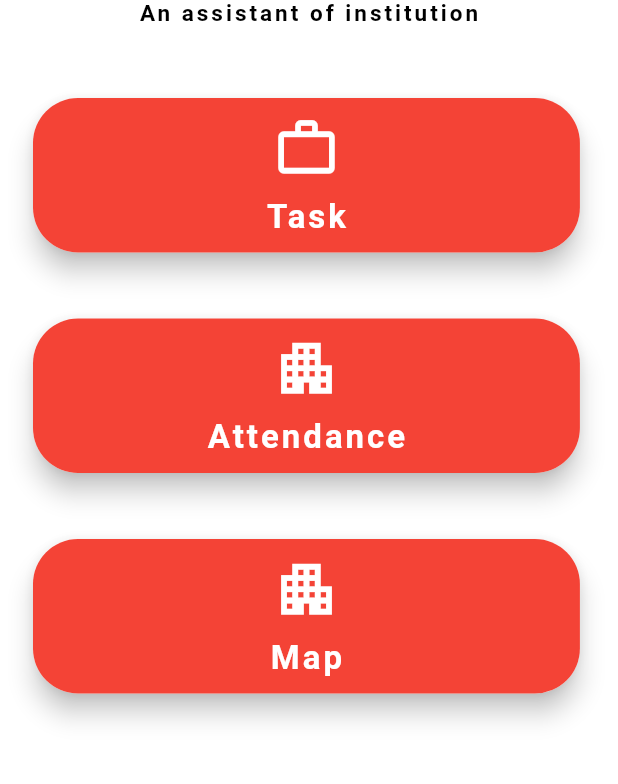
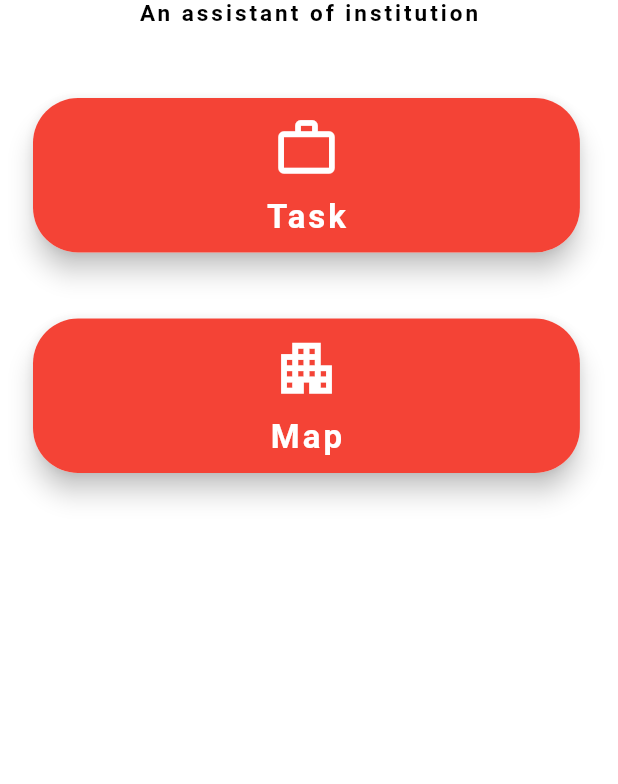
Before and after one commit to akshaykarthikeyan/institute_assistant_app, a Flutter app: the OtherStaffHomePage screen opened directly, on a phone screen of 412 x 824 dp, the part 98-882 px from its top. Run offline on Flutter 3.47's test engine with Material 2 defaults, Android fonts, the phone set to English and light mode, and no system bars; our stand-ins replace carousel_slider, flutter_slidable; missing offline and left inert: flutter_neat_and_clean_calendar, multi_select_item; network calls fail.

Commit message:
update
update

```diff
--- a/lib/main.dart
+++ b/lib/main.dart
@@ -1,6 +1,6 @@
 import 'package:flutter/material.dart';
 import 'package:institute_assistant_app/providers/name_provider.dart';
-import 'package:institute_assistant_app/screens/s_students_home_page.dart';
+import 'package:institute_assistant_app/screens/t_teachers_home_page.dart';
 import 'package:provider/provider.dart';
 
 void main() {
@@ -15,7 +15,7 @@ class MainApp extends StatelessWidget {
       child: MaterialApp(
         debugShowCheckedModeBanner: false,
         title: 'Institute assistant app',
-        home: StudentsHomePage(),
+        home: TeachersHomePage(),
       ),
     );
   }
--- a/lib/screens/o_otherstaff_home_page.dart
+++ b/lib/screens/o_otherstaff_home_page.dart
@@ -2,7 +2,6 @@ import 'package:flutter/cupertino.dart';
 import 'package:flutter/material.dart';
 import 'package:institute_assistant_app/screens/map.dart';
 import 'package:institute_assistant_app/screens/o_home.dart';
-import 'package:institute_assistant_app/screens/o_otherstaff_attendance.dart';
 
 class OtherStaffHomePage extends StatelessWidget {
   final List<String> imgList = [
@@ -111,56 +110,6 @@ class OtherStaffHomePage extends StatelessWidget {
                         Navigator.push(
                           context,
                           MaterialPageRoute(
-                            builder: (context) => StaffTimeTable(),
-                          ),
-                        );
-                      },
-                      child: Card(
-                        elevation: 7.0,
-                        shape: RoundedRectangleBorder(
-                          borderRadius: BorderRadius.circular(30.0),
-                        ),
-                        child: Container(
-                          height: screenWidth / 4,
-                          width: screenWidth / 1.13,
-                          decoration: BoxDecoration(
-                            color: Colors.red.shade500,
-                            borderRadius: BorderRadius.circular(30.0),
-                          ),
-                          child: Column(
-                            mainAxisAlignment: MainAxisAlignment.spaceEvenly,
-                            children: [
-                              Icon(
-                                Icons.apartment_outlined,
-                                size: 45.0,
-                                color: Colors.white,
-                              ),
-                              Text(
-                                'Attendance',
-                                style: TextStyle(
-                                  color: Colors.white,
-                                  fontSize: 22.0,
-                                  fontWeight: FontWeight.bold,
-                                  letterSpacing: 2.0,
-                                ),
-                              ),
-                            ],
-                          ),
-                        ),
-                      ),
-                    ),
-                  ),
-                ],
-              ),
-              Row(
-                children: [
-                  Padding(
-                    padding: const EdgeInsets.all(18.0),
-                    child: InkWell(
-                      onTap: () {
-                        Navigator.push(
-                          context,
-                          MaterialPageRoute(
                             builder: (context) => Map(),
                           ),
                         );
--- a/lib/screens/s_students_timetable.dart
+++ b/lib/screens/s_students_timetable.dart
@@ -115,7 +115,6 @@ class _CalendarScreenState extends State<CalendarScreen> {
           selectedColor: Colors.red,
           todayColor: Colors.red[600],
           eventColor: Colors.grey,
-          locale: 'de_DE',
           isExpanded: true,
           expandableDateFormat: 'EEEE, dd. MMMM yyyy',
           dayOfWeekStyle: TextStyle(
--- a/lib/screens/t_teachers_home_page.dart
+++ b/lib/screens/t_teachers_home_page.dart
@@ -3,7 +3,7 @@ import 'package:flutter/animation.dart';
 import 'package:flutter/cupertino.dart';
 import 'package:flutter/material.dart';
 import 'package:institute_assistant_app/screens/map.dart';
-import 'package:institute_assistant_app/screens/o_other_staff.dart';
+import 'package:institute_assistant_app/screens/s_otherstaff_attendance.dart';
 import 'package:institute_assistant_app/screens/t_student_page.dart';
 import 'package:institute_assistant_app/screens/t_teachers_page.dart';
 
@@ -222,7 +222,7 @@ class TeachersHomePage extends StatelessWidget {
                           Navigator.push(
                             context,
                             MaterialPageRoute(
-                              builder: (context) => OtherStaff(),
+                              builder: (context) => OtherStaffAttendance(),
                             ),
                           );
                         },
```
Also changed, not shown: lib/screens/o_other_staff.dart (deleted, +0 -80 lines), lib/screens/s_otherstaff_attendance.dart (+3 -21 lines), lib/screens/s_student_page.dart (+5 -5 lines), lib/screens/s_students_listview_attendance.dart (+1 -8 lines), lib/screens/s_teachers_view_attendance.dart (+2 -20 lines).
